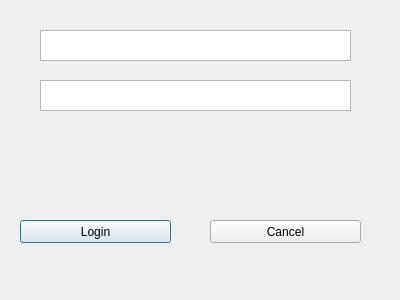
Vedhus/InstaDam, file Qt/InstaDam/app/login.ui: the form before one commit.
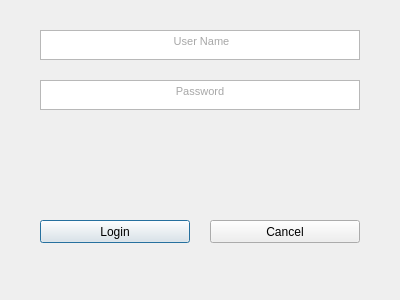
The form after the commit.

The edit to the form file:
```diff
--- a/Qt/InstaDam/app/login.ui
+++ b/Qt/InstaDam/app/login.ui
@@ -16,9 +16,9 @@
   <widget class="QPushButton" name="pushButton">
    <property name="geometry">
     <rect>
-     <x>20</x>
+     <x>40</x>
      <y>220</y>
-     <width>151</width>
+     <width>150</width>
      <height>23</height>
     </rect>
    </property>
@@ -31,7 +31,7 @@
     <rect>
      <x>210</x>
      <y>220</y>
-     <width>151</width>
+     <width>150</width>
      <height>23</height>
     </rect>
    </property>
@@ -44,20 +44,34 @@
     <rect>
      <x>40</x>
      <y>30</y>
-     <width>311</width>
-     <height>31</height>
+     <width>320</width>
+     <height>30</height>
     </rect>
    </property>
+   <property name="html">
+    <string>&lt;!DOCTYPE HTML PUBLIC &quot;-//W3C//DTD HTML 4.0//EN&quot; &quot;http://www.w3.org/TR/REC-html40/strict.dtd&quot;&gt;
+&lt;html&gt;&lt;head&gt;&lt;meta name=&quot;qrichtext&quot; content=&quot;1&quot; /&gt;&lt;style type=&quot;text/css&quot;&gt;
+p, li { white-space: pre-wrap; }
+&lt;/style&gt;&lt;/head&gt;&lt;body style=&quot; font-family:'MS Shell Dlg 2'; font-size:8.25pt; font-weight:400; font-style:normal;&quot;&gt;
+&lt;p align=&quot;center&quot; style=&quot; margin-top:0px; margin-bottom:0px; margin-left:0px; margin-right:0px; -qt-block-indent:0; text-indent:0px;&quot;&gt;&lt;span style=&quot; color:#a7a7a7;&quot;&gt; User Name&lt;/span&gt;&lt;/p&gt;&lt;/body&gt;&lt;/html&gt;</string>
+   </property>
   </widget>
   <widget class="QTextEdit" name="textEdit_2">
    <property name="geometry">
     <rect>
      <x>40</x>
      <y>80</y>
-     <width>311</width>
-     <height>31</height>
+     <width>320</width>
+     <height>30</height>
     </rect>
    </property>
+   <property name="html">
+    <string>&lt;!DOCTYPE HTML PUBLIC &quot;-//W3C//DTD HTML 4.0//EN&quot; &quot;http://www.w3.org/TR/REC-html40/strict.dtd&quot;&gt;
+&lt;html&gt;&lt;head&gt;&lt;meta name=&quot;qrichtext&quot; content=&quot;1&quot; /&gt;&lt;style type=&quot;text/css&quot;&gt;
+p, li { white-space: pre-wrap; }
+&lt;/style&gt;&lt;/head&gt;&lt;body style=&quot; font-family:'MS Shell Dlg 2'; font-size:8.25pt; font-weight:400; font-style:normal;&quot;&gt;
+&lt;p align=&quot;center&quot; style=&quot; margin-top:0px; margin-bottom:0px; margin-left:0px; margin-right:0px; -qt-block-indent:0; text-indent:0px;&quot;&gt;&lt;span style=&quot; color:#a7a7a7;&quot;&gt;Password&lt;/span&gt;&lt;/p&gt;&lt;/body&gt;&lt;/html&gt;</string>
+   </property>
   </widget>
  </widget>
  <resources/>
```
